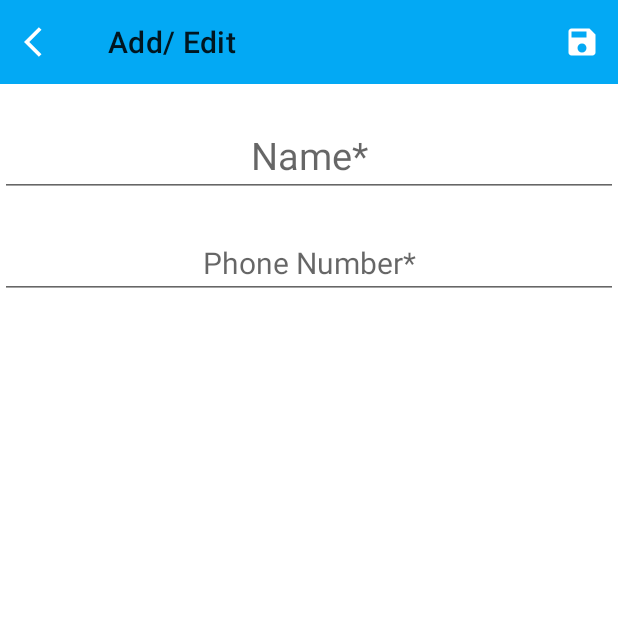
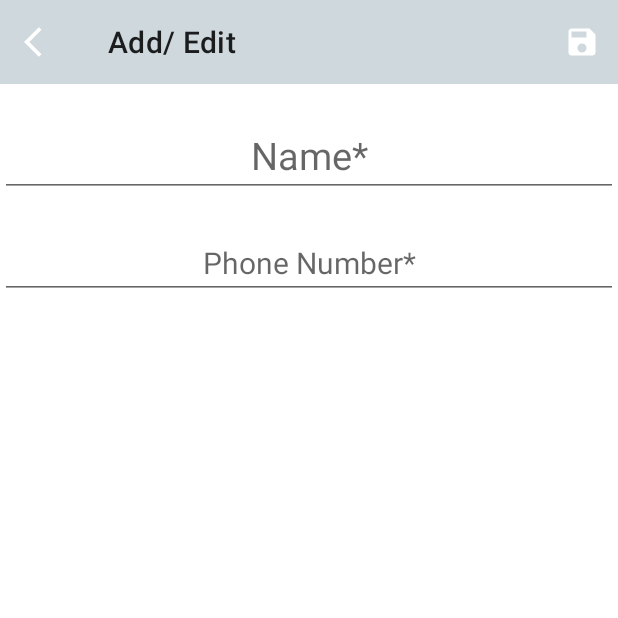
Before and after one commit to enmanuel52/Contact, an Android app: the screen it shows after launch (MainActivity), after a tap on "Add", on a phone screen of 412 x 824 dp, the top half of it. Run offline under Robolectric (Android 15) with nearby library versions, the phone set to English and light mode, and no system bars; our stand-ins replace Dagger/Hilt's generated code, Room's generated code.

Commit message:
icon and splash updated

```diff
--- /dev/null
+++ b/app/src/main/res/drawable/ic_undraw_social_bio_re_0t9u.xml
@@ -0,0 +1,82 @@
+<vector xmlns:android="http://schemas.android.com/apk/res/android"
+    android:width="602dp"
+    android:height="535.28dp"
+    android:viewportWidth="602"
+    android:viewportHeight="535.28">
+
+  <path
+      android:pathData="M359.1,150.26l-17,-2 -6,52L320.78,272.06a11,11 0,1 0,11.93 1.5l15.39,-42.31Z"
+      android:fillColor="#ffb6b6"/>
+  <path
+      android:pathData="M383.8,520.97l-14.01,0l-6.66,-54.03l20.67,0l-0,54.02z"
+      android:fillColor="#ffb6b6"/>
+  <path
+      android:pathData="M387.37,534.55l-45.16,-0v-0.57a17.58,17.58 0,0 1,17.58 -17.58h0l27.58,0Z"
+      android:fillColor="#2f2e41"/>
+  <path
+      android:pathData="M491.29,513.33l-13.75,2.66l-16.79,-51.78l20.3,-3.92l10.24,53.04z"
+      android:fillColor="#ffb6b6"/>
+  <path
+      android:pathData="M497.37,525.98l-44.34,8.56 -0.11,-0.56a17.58,17.58 0,0 1,13.93 -20.59l0,-0 27.08,-5.23Z"
+      android:fillColor="#2f2e41"/>
+  <path
+      android:pathData="M361.84,65.04l8.14,15.61 60.95,-13.44 -6.68,-30.27c-5.28,-23.96 -26.47,-41.27 -50.43,-35.98s-35.14,28.71 -29.86,52.67l9.82,30.6 9.94,-2.19Z"
+      android:fillColor="#2f2e41"/>
+  <path
+      android:pathData="M340.1,237.26s-6,30 2,74 10,63 10,63 -6,7 -2,11 0,12 0,12l9,97 31,-5 -4,-91s4,-8 2,-10 2,-14 2,-14l5,-95 31,104s-3,4 0,7 9,18 9,18l20,70 32,-6 -18,-80s2,-5 -1,-8a7.83,7.83 0,0 1,-2 -7s3,-3 -1,-7 -6,-20 -6,-20 -3,-107 -13,-113S340.1,237.26 340.1,237.26Z"
+      android:fillColor="#2f2e41"/>
+  <path
+      android:pathData="M385.32,43.79m-28,0a28,28 0,1 1,56 0a28,28 0,1 1,-56 0"
+      android:fillColor="#ffb6b6"/>
+  <path
+      android:pathData="M424.78,79.64s20.32,-2.38 26.32,3.62l-6,121s4,3 2,10a28.57,28.57 0,0 0,0 14s6,7 3,10 -111,1 -111,1 -4,-7 2,-11 3,-15 3,-15 -2,-3 3,-8 9,-46 9,-46l-13,-50S356.19,94.48 371.15,93.37Z"
+      android:fillColor="#e6e6e6"/>
+  <path
+      android:pathData="M358.59,109.94l-15.49,-0.69s-9,18 -10,34l-5.51,59.69 35.51,5.31Z"
+      android:fillColor="#e6e6e6"/>
+  <path
+      android:pathData="M361.33,45.18l-10.4,-13.38a10.91,10.91 0,0 1,8.28 -12.97l39.29,-8.67a10.91,10.91 0,0 1,12.97 8.28l0.02,0.1 -2.81,16.16 -0.49,-0.09c-24.38,-4.35 -31.33,-2.82 -46.46,10.23Z"
+      android:fillColor="#2f2e41"/>
+  <path
+      android:pathData="M465.98,259l-1.87,-78.74 -2,-56 -24,3 12.89,133.85a11,11 0,1 0,14.99 -2.11Z"
+      android:fillColor="#ffb6b6"/>
+  <path
+      android:pathData="M433.59,84.94l17.51,-1.69s3,0 6,10 19.49,115.69 19.49,115.69l-36.49,3.31Z"
+      android:fillColor="#e6e6e6"/>
+  <path
+      android:pathData="M324.82,209.88h-2.34L322.48,145.78a37.1,37.1 0,0 0,-37.1 -37.1L149.58,108.68a37.1,37.1 0,0 0,-37.1 37.1L112.48,497.45a37.1,37.1 0,0 0,37.1 37.1L285.38,534.55a37.1,37.1 0,0 0,37.1 -37.1L322.48,255.51h2.34Z"
+      android:fillColor="#3f3d56"/>
+  <path
+      android:pathData="M286.88,118.34h-17.73a13.16,13.16 0,0 1,-12.19 18.13L179.16,136.47a13.16,13.16 0,0 1,-12.19 -18.13L150.42,118.34a27.71,27.71 0,0 0,-27.71 27.71L122.71,497.19a27.71,27.71 0,0 0,27.71 27.71L286.88,524.89a27.71,27.71 0,0 0,27.71 -27.71h0L314.59,146.04A27.71,27.71 0,0 0,286.88 118.34Z"
+      android:fillColor="#fff"/>
+  <path
+      android:pathData="M196.74,245.95l3.77,13.07 48.22,-0.85 -0.42,-23.95c-0.33,-18.96 -13.73,-35.31 -32.69,-34.97s-31.01,16.36 -30.68,35.32l2.75,24.68 7.86,-0.14Z"
+      android:fillColor="#2f2e41"/>
+  <path
+      android:pathData="M217.78,233.46m-21.63,0a21.63,21.63 0,1 1,43.27 0a21.63,21.63 0,1 1,-43.27 0"
+      android:fillColor="#ffb6b6"/>
+  <path
+      android:pathData="M260.84,267.19l-0.49,9.1a57.93,57.93 0,0 1,-80.29 3.11c-0.5,-0.44 -0.99,-0.9 -1.47,-1.37 3,-2.98 11.28,-10.34 20.47,-11.02l41.44,-2.61S256.2,262.56 260.84,267.19Z"
+      android:fillColor="#e4e4e4"/>
+  <path
+      android:pathData="M241.46,218.26a8.39,8.39 0,0 0,-1.49 -4.63c-0.1,-0.14 -0.2,-0.27 -0.3,-0.4a8.43,8.43 0,0 0,-6.76 -3.23l-15.55,0.28 -15.54,0.27a8.42,8.42 0,0 0,-8.25 8.55l3.7,7.45 2.13,4.28 0.35,-0.2c13.45,-7.56 18.95,-7.66 36.75,-0.63l0.36,0.14 1.41,-3.61 3.2,-8.19Z"
+      android:fillColor="#2f2e41"/>
+  <path
+      android:pathData="M264.34,271.7a58.62,58.62 0,0 1,-16.06 14.18l-0.97,-17.38 13.53,-1.31S262.46,267.19 264.34,271.7Z"
+      android:fillColor="#e4e4e4"/>
+  <path
+      android:pathData="M218.59,295.05a58.82,58.82 0,0 1,-39.19 -14.9c-0.51,-0.45 -1.01,-0.92 -1.51,-1.4a58.4,58.4 0,0 1,-18.3 -42.69,59 59,0 0,1 118,0 58.37,58.37 0,0 1,-12.46 36.27,58.96 58.96,0 0,1 -46.54,22.73ZM218.59,179.05a57.06,57.06 0,0 0,-57 57,56.43 56.43,0 0,0 17.69,41.26c0.48,0.47 0.95,0.92 1.44,1.34a57.07,57.07 0,0 0,82.83 -7.56,56.38 56.38,0 0,0 12.04,-35.03A57.06,57.06 0,0 0,218.59 179.05Z"
+      android:fillColor="#3f3d56"/>
+  <path
+      android:pathData="M271.63,376.85L167.7,376.85a7.89,7.89 0,1 1,0 -15.78L271.63,361.07a7.89,7.89 0,1 1,0 15.78Z"
+      android:fillColor="#6c63ff"/>
+  <path
+      android:pathData="M271.63,401.85L167.7,401.85a7.89,7.89 0,1 1,0 -15.78L271.63,386.07a7.89,7.89 0,1 1,0 15.78Z"
+      android:fillColor="#6c63ff"/>
+  <path
+      android:pathData="M246.33,351.55h-53.33a7.89,7.89 0,1 1,0 -15.78h53.33a7.89,7.89 0,0 1,0 15.78Z"
+      android:fillColor="#6c63ff"/>
+  <path
+      android:pathData="M601,535.28L1,535.28a1,1 0,0 1,0 -2L601,533.28a1,1 0,0 1,0 2Z"
+      android:fillColor="#cacaca"/>
+</vector>
--- a/app/src/main/res/drawable/splash_background.xml
+++ b/app/src/main/res/drawable/splash_background.xml
@@ -3,7 +3,7 @@
 
     <item android:drawable="?attr/colorPrimary"/>
 
-    <item android:drawable="@drawable/ic_baseline_contacts_24"
+    <item android:drawable="@drawable/ic_undraw_social_bio_re_0t9u"
         android:width="300dp" android:height="300dp"
         android:gravity="center"/>
 </layer-list>
--- a/app/src/main/res/values-night/themes.xml
+++ b/app/src/main/res/values-night/themes.xml
@@ -21,9 +21,9 @@
     </style>-->
 
     <style name="Theme.Contact.MyTheme2">
-        <item name="colorPrimary">@color/deep_orange_500</item>
-        <item name="colorPrimaryVariant">@color/deep_orange_700</item>
-        <item name="colorOnPrimary">@color/black</item>
+        <item name="colorPrimary">@color/secondaryColor</item>
+        <item name="colorPrimaryVariant">@color/secondaryLightColor</item>
+        <item name="colorOnPrimary">@color/secondaryDarkColor</item>
 
     </style>
 
--- a/app/src/main/res/values/colors.xml
+++ b/app/src/main/res/values/colors.xml
@@ -22,4 +22,15 @@
     <color name="deep_orange_500">#FF5722</color>
     <color name="deep_orange_700">#E64A19</color>
 
+    //bluish gray 100
+    <color name="primaryColor">#cfd8dc</color>
+    <color name="primaryLightColor">#ffffff</color>
+    <color name="primaryDarkColor">#9ea7aa</color>
+    //brown 500
+    <color name="secondaryColor">#795548</color>
+    <color name="secondaryLightColor">#a98274</color>
+    <color name="secondaryDarkColor">#4b2c20</color>
+    <color name="primaryTextColor">#000000</color>
+    <color name="secondaryTextColor">#ffffff</color>
+
 </resources>
--- a/app/src/main/res/values/ic_launcher_background.xml
+++ b/app/src/main/res/values/ic_launcher_background.xml
@@ -1,4 +1,4 @@
 <?xml version="1.0" encoding="utf-8"?>
 <resources>
-    <color name="ic_launcher_background">#81D4FA</color>
+    <color name="ic_launcher_background">#9EA7AA</color>
 </resources>
--- a/app/src/main/res/values/themes.xml
+++ b/app/src/main/res/values/themes.xml
@@ -21,9 +21,10 @@
     </style>-->
 
     <style name="Theme.Contact.MyTheme2">
-    <item name="colorPrimary">@color/light_blue_500</item>
-    <item name="colorPrimaryVariant">@color/light_blue_700</item>
-    <item name="colorOnPrimary">@color/white</item>
+        <!-- Primary brand color. -->
+        <item name="colorPrimary">@color/primaryColor</item>
+        <item name="colorPrimaryVariant">@color/primaryDarkColor</item>
+        <item name="colorOnPrimary">@color/white</item>
 
     </style>
 
```
Also changed, not shown: app/src/main/res/drawable/ic_launcher_foreground.xml (+16 -7 lines), app/src/main/res/drawable/ic_person_110935.xml (added, +17 -0 lines), app/src/main/ic_launcher-playstore.png, app/src/main/res/mipmap-hdpi/ic_launcher.png, app/src/main/res/mipmap-hdpi/ic_launcher_round.png, app/src/main/res/mipmap-mdpi/ic_launcher.png, app/src/main/res/mipmap-mdpi/ic_launcher_round.png, app/src/main/res/mipmap-xhdpi/ic_launcher.png, app/src/main/res/mipmap-xhdpi/ic_launcher_round.png, app/src/main/res/mipmap-xxhdpi/ic_launcher.png, app/src/main/res/mipmap-xxhdpi/ic_launcher_round.png, app/src/main/res/mipmap-xxxhdpi/ic_launcher.png, app/src/main/res/mipmap-xxxhdpi/ic_launcher_round.png, 420 other files.
